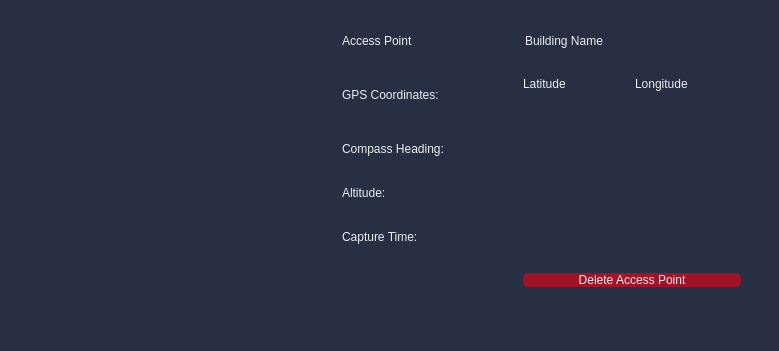
First picture: the form in src/rqt_gcs/resources/AccessPointStats.ui, repository CSUN-SERL/lcar-bot, before the edit.
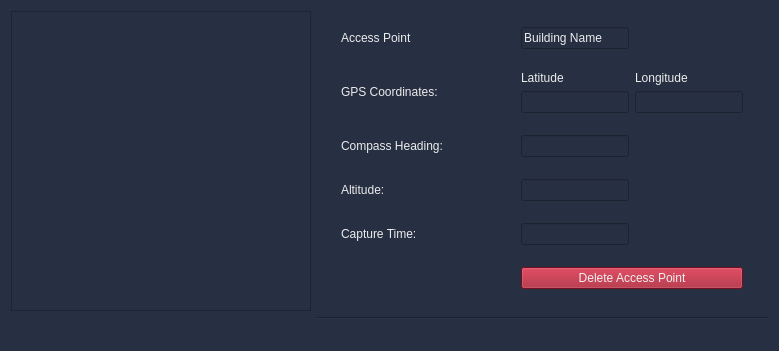
Second picture: the form after the edit.

What changed in the file:
```diff
--- a/src/rqt_gcs/resources/AccessPointStats.ui
+++ b/src/rqt_gcs/resources/AccessPointStats.ui
@@ -19,7 +19,7 @@
   <property name="styleSheet">
    <string notr="true">background-color: rgb(39, 47, 66);
 color: rgb(236, 236, 236);
-border-radius: 5px;</string>
+/*border-radius: 5px;*/</string>
   </property>
   <layout class="QGridLayout" name="gridLayout">
    <item row="0" column="1">
```
